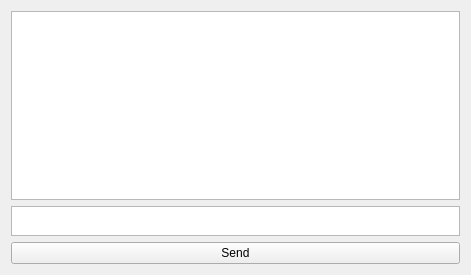
First picture: the form in source/EXTENSIONS/XML3D/source/XMPPWidget.ui, repository BALL-Project/ball, before the edit.
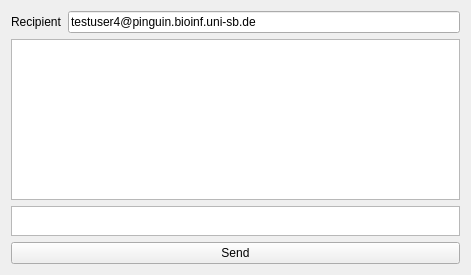
Second picture: the form after the edit.

Commit message: Make recipient of XMPP messages configurable.

Diff of the .ui file:
```diff
--- a/source/EXTENSIONS/XML3D/source/XMPPWidget.ui
+++ b/source/EXTENSIONS/XML3D/source/XMPPWidget.ui
@@ -13,12 +13,25 @@
   <property name="windowTitle">
    <string>Chat Window</string>
   </property>
-  <layout class="QVBoxLayout" name="verticalLayout_2">
-   <item>
     <layout class="QVBoxLayout" name="verticalLayout">
-     <property name="sizeConstraint">
-      <enum>QLayout::SetMinimumSize</enum>
-     </property>
+   <item>
+    <layout class="QHBoxLayout" name="horizontalLayout">
+     <item>
+      <widget class="QLabel" name="label">
+       <property name="text">
+        <string>Recipient</string>
+       </property>
+      </widget>
+     </item>
+     <item>
+      <widget class="QLineEdit" name="recipient">
+       <property name="text">
+        <string>testuser4@pinguin.bioinf.uni-sb.de</string>
+       </property>
+      </widget>
+     </item>
+    </layout>
+   </item>
      <item>
       <widget class="QTextEdit" name="history"/>
      </item>
@@ -37,8 +50,6 @@
         </size>
        </property>
       </widget>
-     </item>
-    </layout>
    </item>
    <item>
     <widget class="QPushButton" name="pushButton">
```
Lines whose indentation alone changed are shown as unchanged. The commit also changes 1 other file.
